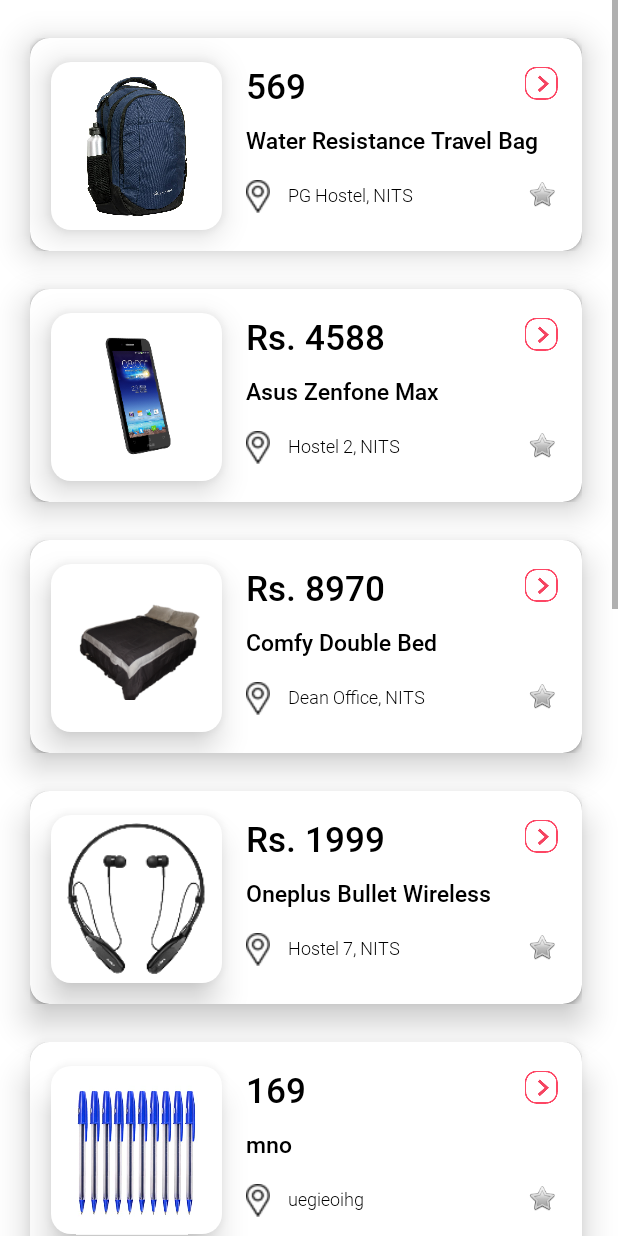
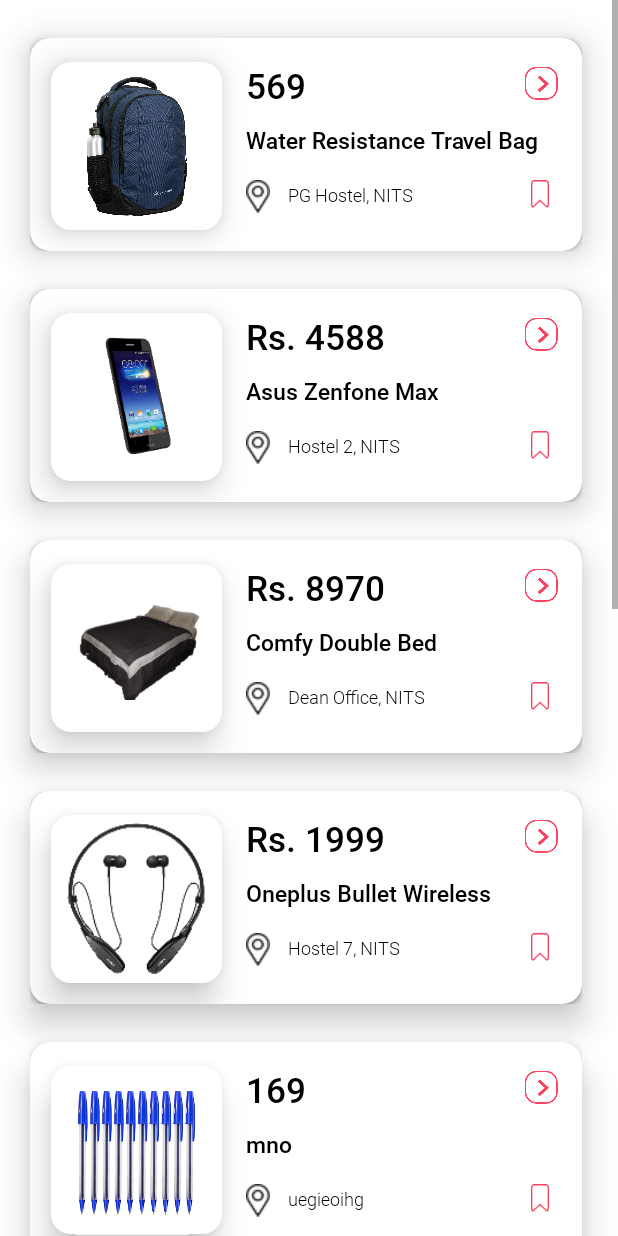
Before and after one commit to elvis902/Easy-Exchange-App, an Android app: the MainActivity screen opened directly, with no data from a screen before it, on a phone screen of 412 x 824 dp. Run offline under Robolectric (Android 15) with nearby library versions, the phone set to English and light mode, and no system bars.

Commit message:
added the bookmark icon

```diff
--- a/app/src/main/res/layout/home_items_view.xml
+++ b/app/src/main/res/layout/home_items_view.xml
@@ -63,6 +63,7 @@
                     android:layout_height="22dp"
                     android:layout_marginStart="26dp"
                     android:layout_marginTop="13dp"
+                    android:id="@+id/nextButton"
                     android:src="@drawable/arrow"/>
 
             </LinearLayout>
@@ -106,13 +107,13 @@
                     android:textSize="12sp" />
 
                 <ImageView
-                    android:id="@+id/optionsMenu"
-                    android:layout_width="20dp"
+                    android:id="@+id/bookmark"
+                    android:layout_width="12dp"
                     android:layout_height="20dp"
-                    android:layout_marginLeft="9dp"
+                    android:layout_marginLeft="12dp"
                     android:layout_marginTop="1dp"
                     android:contentDescription="@string/todo"
-                    android:src="@android:drawable/btn_star_big_off" />
+                    android:src="@drawable/bookmark" />
 
             </LinearLayout>
 
```
Also changed, not shown: app/src/main/res/drawable-hdpi/bookmark.png (added), app/src/main/res/drawable-ldpi/bookmark.png (added), app/src/main/res/drawable-mdpi/bookmark.png (added), app/src/main/res/drawable-xhdpi/bookmark.png (added), app/src/main/res/drawable-xxhdpi/bookmark.png (added), app/src/main/res/drawable-xxxhdpi/bookmark.png (added).
